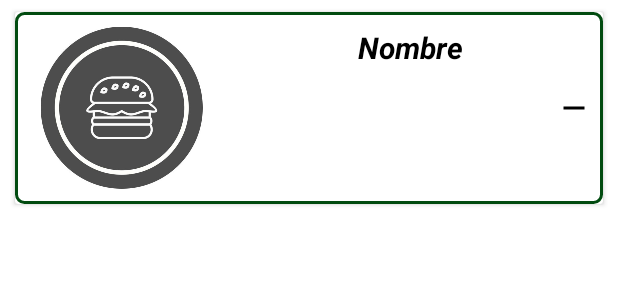
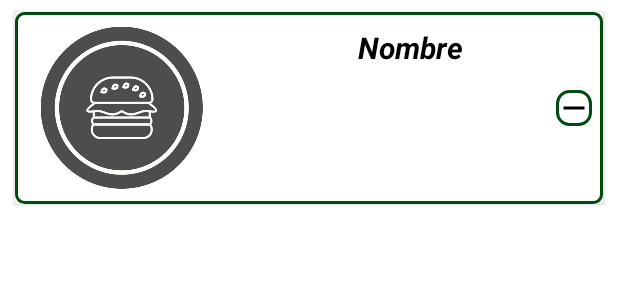
Before and after one commit to D4nny23/PideTuComida, an Android app: the layout row_cart_products.xml on its own in the app's theme, with its tools: preview values and no code run, on a phone screen of 412 x 824 dp. Shown: the top 300 px of the screen. Run offline under Robolectric (Android 15) with nearby library versions, the phone set to English and light mode, and no system bars; network calls fail.

Commit message:
Update cart, quantity products and shared preferences in MainActivity.kt

```diff
--- a/app/src/main/java/com/example/pidetucomida/ui/content/ContentScreenActivity.kt
+++ b/app/src/main/java/com/example/pidetucomida/ui/content/ContentScreenActivity.kt
@@ -55,7 +55,7 @@ class ContentScreenActivity : AppCompatActivity() {
         adapter.addFragment(ContentFragment.newInstance(mutableListOf(), getString(R.string.Kebab)), R.string.Kebab)
         adapter.addFragment(ContentFragment.newInstance(mutableListOf(), getString(R.string.pizza)), R.string.pizza)
         adapter.addFragment(ContentFragment.newInstance(mutableListOf(), getString(R.string.patatas)), R.string.patatas)
-        adapter.addFragment(ContentFragment.newInstance(mutableListOf(), getString(R.string.drink)), R.string.drinks)
+
 
         binding.wpMain.adapter=adapter
         binding.tlMain.tabMode= TabLayout.MODE_SCROLLABLE
--- a/app/src/main/java/com/example/pidetucomida/ui/detail/DetailActivity.kt
+++ b/app/src/main/java/com/example/pidetucomida/ui/detail/DetailActivity.kt
@@ -18,11 +18,8 @@ import com.example.pidetucomida.data.database.ProductDatabase
 import com.example.pidetucomida.databinding.ActivityDetailBinding
 import com.example.pidetucomida.model.Ingredient.IngredientResponse
 import com.example.pidetucomida.model.product.ProductResponse
-import com.example.pidetucomida.ui.content.ContentFragment
 import com.example.pidetucomida.ui.content.ContentScreenActivity
-import com.example.pidetucomida.ui.content.FragmentContentViewModel
 import com.example.pidetucomida.ui.detail.adapter.IngredientsAdapter
-import com.example.pidetucomida.ui.login.MainActivity
 import com.example.pidetucomida.utils.Constants
 
 class DetailActivity : AppCompatActivity() {
@@ -97,8 +94,8 @@ class DetailActivity : AppCompatActivity() {
             if (isSaved){
                 Toast.makeText(this, "Producto guardado correctamente", Toast.LENGTH_SHORT).show()
                 val intent = Intent(this, ContentScreenActivity::class.java)
-                intent.flags = Intent.FLAG_ACTIVITY_NEW_TASK or Intent.FLAG_ACTIVITY_CLEAR_TASK
                 startActivity(intent)
+                finish()
             }else{
                 Toast.makeText(this, "Producto no guardado", Toast.LENGTH_SHORT).show()
             }
--- a/app/src/main/java/com/example/pidetucomida/ui/login/MainActivity.kt
+++ b/app/src/main/java/com/example/pidetucomida/ui/login/MainActivity.kt
@@ -66,7 +66,7 @@ class MainActivity : AppCompatActivity() {
                     editor.putString("numero", telefono)
                 }
                 editor.apply()
-                Toast.makeText(this, "Correcto", Toast.LENGTH_SHORT).show()
+                startActivity(Intent(this, ContentScreenActivity::class.java))
             } else {
                 Toast.makeText(this, "Incorrecto", Toast.LENGTH_SHORT).show()
             }
--- a/app/src/main/res/layout/row_cart_products.xml
+++ b/app/src/main/res/layout/row_cart_products.xml
@@ -71,6 +71,7 @@
             android:layout_height="wrap_content"
             android:layout_marginVertical="10dp"
             android:src="@drawable/ic_remove"
+            android:background="@drawable/border"
             app:layout_constraintBottom_toBottomOf="parent"
             app:layout_constraintEnd_toEndOf="parent"
             app:layout_constraintHorizontal_bias="0.98"
```
